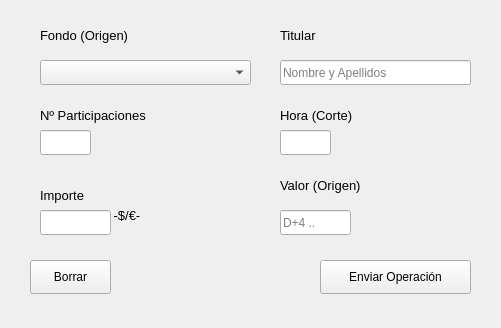
First picture: the form in src/GUI/OperacionesView.ui, repository jesusramondovale/IngenicaSTS, before the edit.
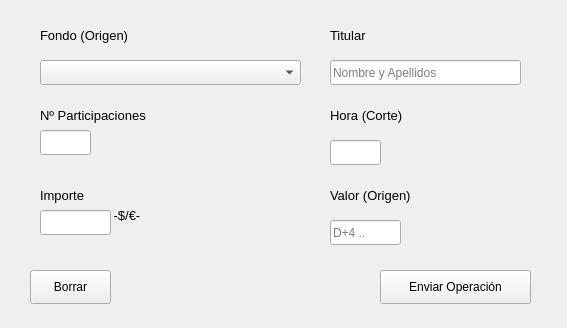
Second picture: the form after the edit. Icons and pictures are not drawn.

Diff of the .ui file:
```diff
--- a/src/GUI/OperacionesView.ui
+++ b/src/GUI/OperacionesView.ui
@@ -6,7 +6,7 @@
    <rect>
     <x>0</x>
     <y>0</y>
-    <width>501</width>
+    <width>567</width>
     <height>328</height>
    </rect>
   </property>
@@ -41,7 +41,7 @@
      <rect>
       <x>40</x>
       <y>60</y>
-      <width>211</width>
+      <width>261</width>
       <height>25</height>
      </rect>
     </property>
@@ -49,7 +49,7 @@
    <widget class="QLineEdit" name="tfTitular">
     <property name="geometry">
      <rect>
-      <x>280</x>
+      <x>330</x>
       <y>60</y>
       <width>191</width>
       <height>25</height>
@@ -68,7 +68,7 @@
    <widget class="QLabel" name="labelOrigen_2">
     <property name="geometry">
      <rect>
-      <x>280</x>
+      <x>330</x>
       <y>20</y>
       <width>121</width>
       <height>31</height>
@@ -160,8 +160,8 @@
    <widget class="QLabel" name="labelOrigen_6">
     <property name="geometry">
      <rect>
-      <x>280</x>
-      <y>170</y>
+      <x>330</x>
+      <y>180</y>
       <width>131</width>
       <height>31</height>
      </rect>
@@ -178,8 +178,8 @@
    <widget class="QLineEdit" name="tfValorOrigen">
     <property name="geometry">
      <rect>
-      <x>280</x>
-      <y>210</y>
+      <x>330</x>
+      <y>220</y>
       <width>71</width>
       <height>25</height>
      </rect>
@@ -191,7 +191,7 @@
    <widget class="QLabel" name="labelOrigen_8">
     <property name="geometry">
      <rect>
-      <x>280</x>
+      <x>330</x>
       <y>100</y>
       <width>171</width>
       <height>31</height>
@@ -209,8 +209,8 @@
    <widget class="QLineEdit" name="tfHoraCorte">
     <property name="geometry">
      <rect>
-      <x>280</x>
-      <y>130</y>
+      <x>330</x>
+      <y>140</y>
       <width>51</width>
       <height>25</height>
      </rect>
@@ -220,7 +220,7 @@
     <property name="geometry">
      <rect>
       <x>30</x>
-      <y>260</y>
+      <y>270</y>
       <width>81</width>
       <height>34</height>
      </rect>
@@ -232,8 +232,8 @@
    <widget class="QPushButton" name="buttonEnviar">
     <property name="geometry">
      <rect>
-      <x>320</x>
-      <y>260</y>
+      <x>380</x>
+      <y>270</y>
       <width>151</width>
       <height>34</height>
      </rect>
```
